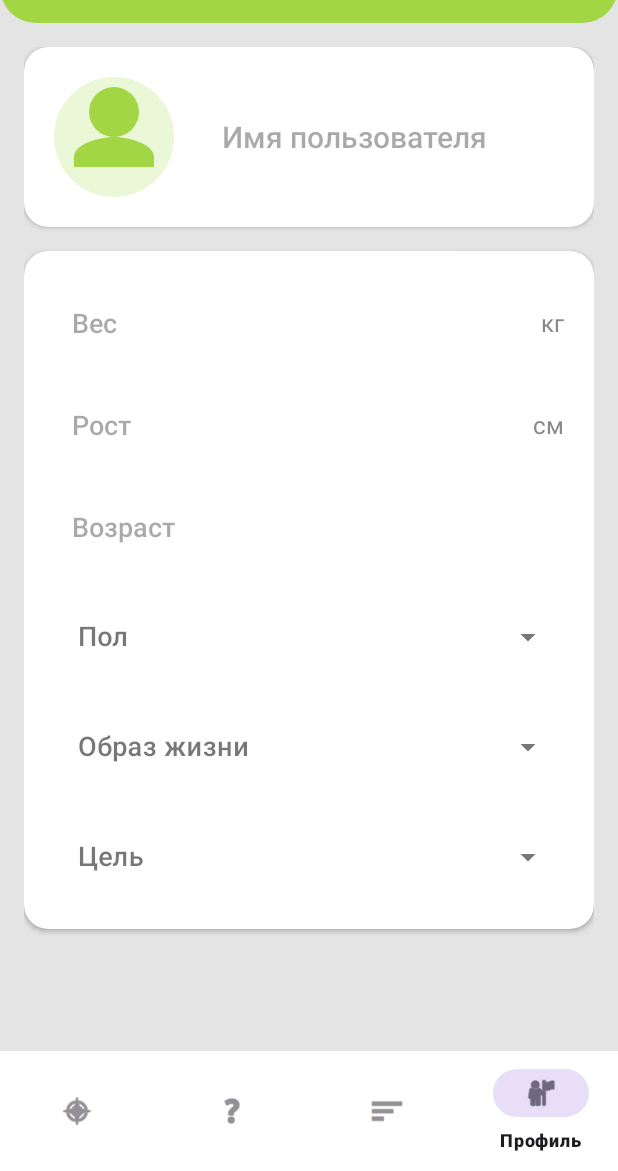
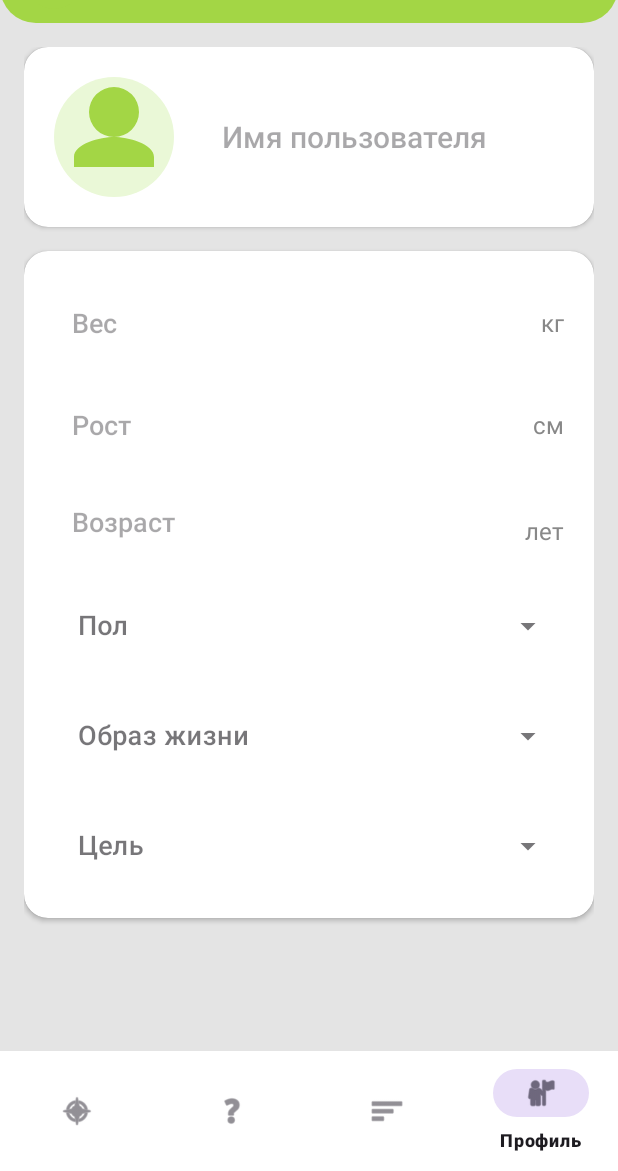
Before and after one commit to Hart1404/miniature-octo-couscous, an Android app: the screen it shows after launch (MainActivity), item 4 of the bottom bar chosen, on a phone screen of 412 x 824 dp, the part 65-1236 px from its top. Run offline under Robolectric (Android 15) with nearby library versions, the phone set to English and light mode, and no system bars.

Commit message:
Контроль роста и возраста

```diff
--- a/app/src/main/java/com/example/myapplication/ProfileFragment.kt
+++ b/app/src/main/java/com/example/myapplication/ProfileFragment.kt
@@ -15,6 +15,7 @@ import com.google.android.material.textfield.MaterialAutoCompleteTextView
 import android.app.AlertDialog
 import com.google.android.material.dialog.MaterialAlertDialogBuilder
 import android.graphics.Color
+import android.widget.TextView
 
 class ProfileFragment : Fragment() {
     private var userName: String = ""
@@ -26,6 +27,8 @@ class ProfileFragment : Fragment() {
     private var goal: String = ""
 
     private var hasUnsavedChanges = false
+
+    private lateinit var ageUnit: TextView
 
     override fun onCreateView(
         inflater: LayoutInflater,
@@ -52,6 +55,7 @@ class ProfileFragment : Fragment() {
         val weightEdit = view.findViewById<EditText>(R.id.weightEdit)
         val heightEdit = view.findViewById<EditText>(R.id.heightEdit)
         val ageEdit = view.findViewById<EditText>(R.id.ageEdit)
+        ageUnit = view.findViewById(R.id.ageUnit)
 
         genderSpinner.setAdapter(genderAdapter)
         lifestyleSpinner.setAdapter(lifestyleAdapter)
@@ -77,6 +81,8 @@ class ProfileFragment : Fragment() {
         genderSpinner.setText(gender, false)
         lifestyleSpinner.setText(lifestyle, false)
         goalSpinner.setText(goal, false)
+        // Обновляем подпись возраста
+        ageUnit.text = getAgeUnit(age.toIntOrNull() ?: 0)
 
         // Отключаем появление клавиатуры при нажатии на выпадающие списки
         fun disableKeyboard(autoComplete: MaterialAutoCompleteTextView) {
@@ -125,6 +131,8 @@ class ProfileFragment : Fragment() {
         val ageWatcher = object : TextWatcher {
             override fun beforeTextChanged(s: CharSequence?, start: Int, count: Int, after: Int) {}
             override fun onTextChanged(s: CharSequence?, start: Int, before: Int, count: Int) {
+                val value = s.toString().toIntOrNull() ?: 0
+                ageUnit.text = getAgeUnit(value)
                 showSaveButton()
                 hasUnsavedChanges = true
             }
@@ -205,7 +213,46 @@ class ProfileFragment : Fragment() {
                         val positive = dialog.getButton(AlertDialog.BUTTON_POSITIVE)
                         positive.setBackgroundColor(Color.parseColor("#E53935")) // красный
                         positive.setTextColor(Color.WHITE)
-                        // Скругление и ширина как у карточек
+                        dialog.window?.setBackgroundDrawableResource(R.drawable.bg_dialog_card)
+                    }
+                    dialog.show()
+                    return
+                }
+
+                // Проверка диапазона роста
+                val heightNum = height.toIntOrNull()
+                if (heightNum == null || heightNum < 80 || heightNum > 300) {
+                    val dialog = MaterialAlertDialogBuilder(requireContext())
+                        .setTitle("Некорректный рост")
+                        .setMessage("Введите рост от 80 до 300 см.")
+                        .setPositiveButton("ОК") { dialog, _ ->
+                            dialog.dismiss()
+                        }
+                        .create()
+                    dialog.setOnShowListener {
+                        val positive = dialog.getButton(AlertDialog.BUTTON_POSITIVE)
+                        positive.setBackgroundColor(Color.parseColor("#E53935")) // красный
+                        positive.setTextColor(Color.WHITE)
+                        dialog.window?.setBackgroundDrawableResource(R.drawable.bg_dialog_card)
+                    }
+                    dialog.show()
+                    return
+                }
+
+                // Проверка диапазона возраста
+                val ageNum = age.toIntOrNull()
+                if (ageNum == null || ageNum < 14 || ageNum > 130) {
+                    val dialog = MaterialAlertDialogBuilder(requireContext())
+                        .setTitle("Некорректный возраст")
+                        .setMessage("Введите возраст от 14 до 130 лет.")
+                        .setPositiveButton("ОК") { dialog, _ ->
+                            dialog.dismiss()
+                        }
+                        .create()
+                    dialog.setOnShowListener {
+                        val positive = dialog.getButton(AlertDialog.BUTTON_POSITIVE)
+                        positive.setBackgroundColor(Color.parseColor("#E53935")) // красный
+                        positive.setTextColor(Color.WHITE)
                         dialog.window?.setBackgroundDrawableResource(R.drawable.bg_dialog_card)
                     }
                     dialog.show()
@@ -225,6 +272,9 @@ class ProfileFragment : Fragment() {
                 editor.putBoolean("has_unsaved_changes", false)
                 editor.commit()
 
+                // Обновляем подпись возраста после сохранения
+                ageUnit.text = getAgeUnit(age.toIntOrNull() ?: 0)
+
                 // Скрываем галочку
                 hideSaveButton()
                 hasUnsavedChanges = false
@@ -237,6 +287,17 @@ class ProfileFragment : Fragment() {
         }
     }
 
+    private fun getAgeUnit(age: Int): String {
+        val lastDigit = age % 10
+        val lastTwoDigits = age % 100
+        return when {
+            lastTwoDigits in 11..14 -> "лет"
+            lastDigit == 1 -> "год"
+            lastDigit in 2..4 -> "года"
+            else -> "лет"
+        }
+    }
+
     override fun onPause() {
         super.onPause()
         hideSaveButton()
--- a/app/src/main/res/layout/fragment_profile.xml
+++ b/app/src/main/res/layout/fragment_profile.xml
@@ -125,10 +125,15 @@
                             android:gravity="center_vertical"
                             android:paddingStart="8dp" />
                     </LinearLayout>
+                    <LinearLayout
+                        android:layout_width="match_parent"
+                        android:layout_height="wrap_content"
+                        android:orientation="horizontal">
                         <EditText
                             android:id="@+id/ageEdit"
-                        android:layout_width="match_parent"
-                        android:layout_height="56dp"
+                            android:layout_width="0dp"
+                            android:layout_height="wrap_content"
+                            android:layout_weight="1"
                             android:hint="Возраст"
                             android:inputType="number"
                             android:textColor="#222"
@@ -138,6 +143,16 @@
                             android:padding="12dp"
                             android:gravity="center_vertical"
                             android:layout_marginBottom="12dp" />
+                        <TextView
+                            android:id="@+id/ageUnit"
+                            android:layout_width="wrap_content"
+                            android:layout_height="wrap_content"
+                            android:text="лет"
+                            android:textColor="#888"
+                            android:textSize="16sp"
+                            android:layout_gravity="center_vertical"
+                            android:layout_marginStart="8dp"/>
+                    </LinearLayout>
                     <!-- Современные выпадающие списки -->
                     <com.google.android.material.textfield.TextInputLayout
                         style="@style/Widget.MaterialComponents.TextInputLayout.OutlinedBox.ExposedDropdownMenu"
```
Lines whose indentation alone changed are shown as unchanged.
